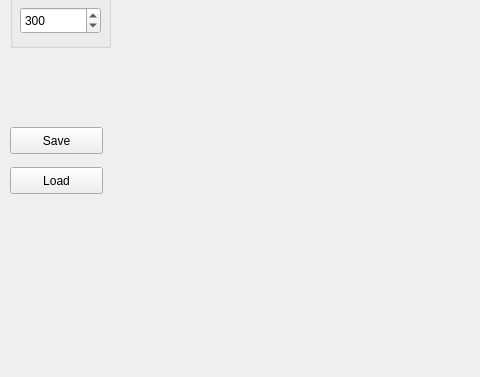
Qt form LevelEditor/ui/main.ui (NicolasBeaudrot/babelconstructor) before a commit; both pictures show x 0 to 480 and y 403 to 780 of the 1260 by 780 pixel window.
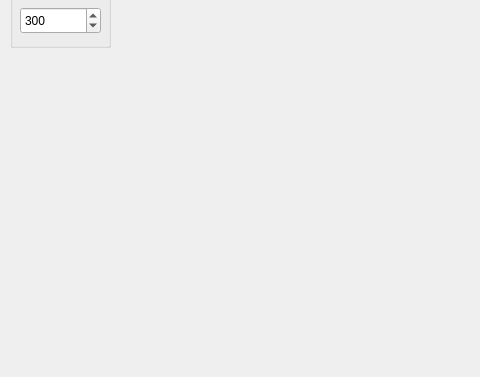
The same form after that commit.

What changed in the file:
```diff
--- a/LevelEditor/ui/main.ui
+++ b/LevelEditor/ui/main.ui
@@ -474,32 +474,6 @@
     </property>
    </widget>
   </widget>
-  <widget class="QPushButton" name="saveButton">
-   <property name="geometry">
-    <rect>
-     <x>10</x>
-     <y>530</y>
-     <width>93</width>
-     <height>27</height>
-    </rect>
-   </property>
-   <property name="text">
-    <string>Save</string>
-   </property>
-  </widget>
-  <widget class="QPushButton" name="loadButton">
-   <property name="geometry">
-    <rect>
-     <x>10</x>
-     <y>570</y>
-     <width>93</width>
-     <height>27</height>
-    </rect>
-   </property>
-   <property name="text">
-    <string>Load</string>
-   </property>
-  </widget>
  </widget>
  <resources/>
  <connections/>
```
